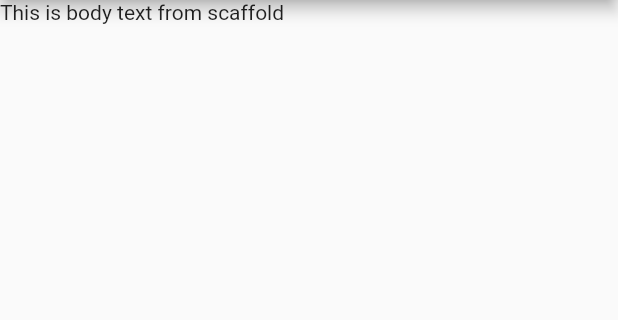
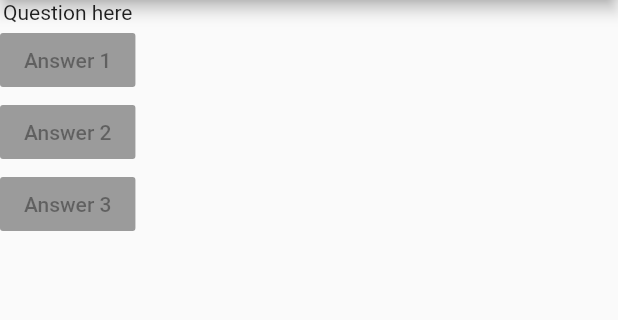
Before and after one commit to yoga-au/learn-flutter-part-1, a Flutter app: the screen it shows after launch, on a phone screen of 412 x 824 dp, the part 84-404 px from its top. Run offline on Flutter 3.47's test engine with Material 2 defaults, Android fonts, the phone set to English and light mode, and no system bars.

Commit message:
layout widget, raised button

```diff
--- a/lib/main.dart
+++ b/lib/main.dart
@@ -1,22 +1,33 @@
-// import flutter/material which have all core flutter widget
 import 'package:flutter/material.dart';
 
-// arrow function like syntax, only run one expression
 void main() => runApp(App());
 
 // create a class that will hold as entire App
 class App extends StatelessWidget {
-  // annotate that we will override one of the build in method in StatelessWidget
   @override
-  // build method return Widget and accept BuildContext parameter
   Widget build(BuildContext context) {
-    // build method return MaterialApp class that responsible for creating the app
     return MaterialApp(
       home: Scaffold(
         appBar: AppBar(
           title: Text('Quiz App'),
         ),
-        body: Text('This is body text from scaffold'),
+        body: Column(
+          children: [
+            Text('Question here'),
+            RaisedButton(
+              onPressed: null,
+              child: Text('Answer 1'),
+            ),
+            RaisedButton(
+              onPressed: null,
+              child: Text('Answer 2'),
+            ),
+            RaisedButton(
+              onPressed: null,
+              child: Text('Answer 3'),
+            ),
+          ],
+        ),
       ),
     );
   }
```
Also changed, not shown: 1 other file.
